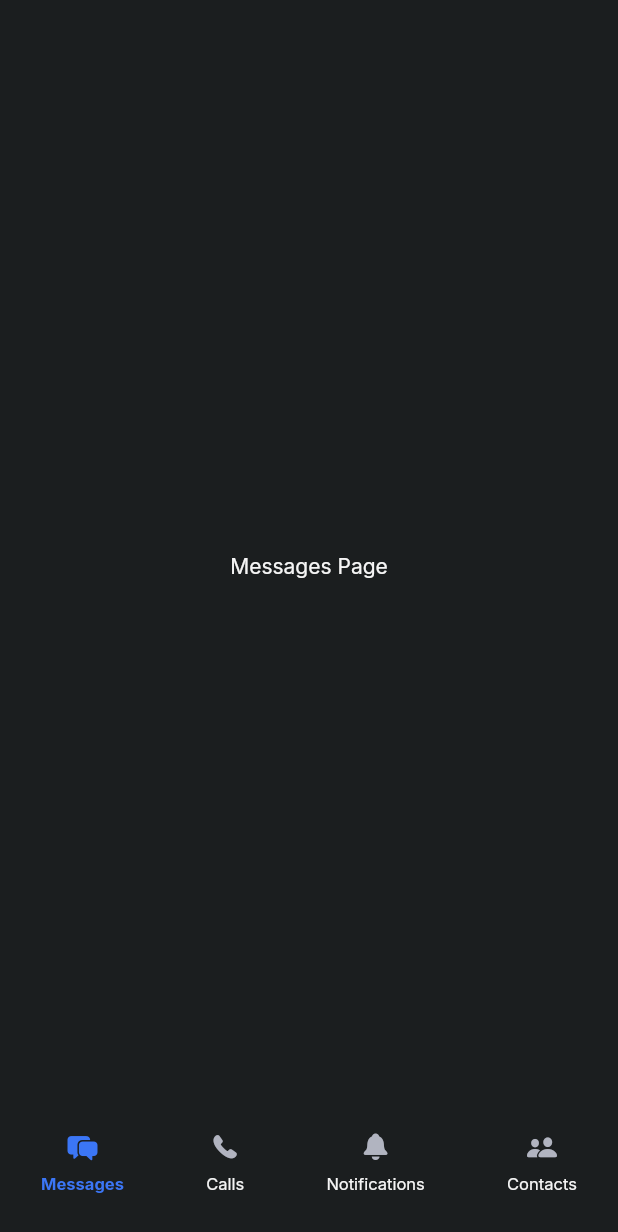
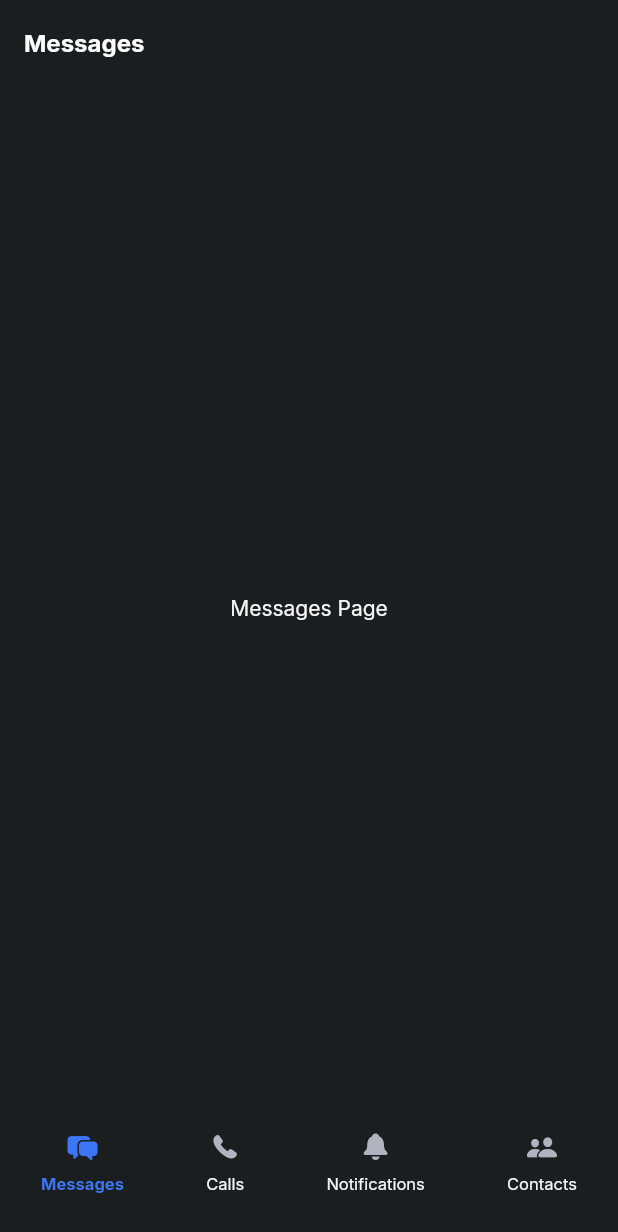
Before and after one commit to AndroidDeveloper3005/chat-app-flutter, a Flutter app: the screen it shows after launch, on a phone screen of 412 x 824 dp. Shown: the top 1232 px of the screen. Run offline on Flutter 3.47's test engine with Material 2 defaults, Android fonts, the phone set to English and light mode, and no system bars; our stand-ins replace google_fonts.

Commit message:
AppBar title set from button nav bar

```diff
--- a/lib/screens/home_screen.dart
+++ b/lib/screens/home_screen.dart
@@ -12,8 +12,10 @@ import 'package:flutter/material.dart';
 // ignore: camel_case_types
 class Home_Screen extends StatelessWidget {
   Home_Screen({Key? key}) : super(key: key);
+
   //to maintain value change like one page to other page
   final ValueNotifier<int> pageIndex = ValueNotifier(0);
+  final ValueNotifier<String> title = ValueNotifier("Messages");
 
   //button navigation bar
   //all pages list
@@ -23,6 +25,15 @@ class Home_Screen extends StatelessWidget {
     Notifications_Page(),
     Contacts_Page()
   ];
+  //for setting button navigation item selected in appbar we need
+  //a list of item like below
+  final pagesTitle = const ["Messages", "Calls", "Notifications", "Contacts"];
+
+  //for set navigation item lin body and appbar
+  void _onNavigationItemSelected(index) {
+    title.value = pagesTitle[index];
+    pageIndex.value = index;
+  }
 
   @override
   Widget build(BuildContext context) {
@@ -30,6 +41,19 @@ class Home_Screen extends StatelessWidget {
       print(pageIndex.value);
     });
     return Scaffold(
+      appBar: AppBar(
+        backgroundColor: Colors.transparent,
+        elevation: 0,
+        title: ValueListenableBuilder(
+          valueListenable: title,
+          builder: (BuildContext context, String value, _) {
+            return Text(
+              value,
+              style: TextStyle(fontSize: 16, fontWeight: FontWeight.bold),
+            );
+          },
+        ),
+      ),
       //change state
       body: ValueListenableBuilder(
         valueListenable: pageIndex,
@@ -38,9 +62,7 @@ class Home_Screen extends StatelessWidget {
         },
       ),
       bottomNavigationBar: _BottomNavigationBar(
-        onItemSelected: (index) {
-          pageIndex.value = index;
-        },
+        onItemSelected: _onNavigationItemSelected,
       ),
     );
   }
@@ -118,7 +140,8 @@ class _NavigationBarItems extends StatelessWidget {
       required this.onTaped,
       required this.lable,
       required this.icon,
-      required this.index,  this.isSelected = false})
+      required this.index,
+      this.isSelected = false})
       : super(key: key);
 
   final ValueChanged<int> onTaped;
@@ -141,20 +164,17 @@ class _NavigationBarItems extends StatelessWidget {
         child: Column(
           mainAxisSize: MainAxisSize.min,
           children: [
-            Icon(
-              icon,
-              size: 20,
-              color: isSelected? AppColors.secondary : null
-            ),
+            Icon(icon,
+                size: 20, color: isSelected ? AppColors.secondary : null),
             SizedBox(height: 8),
             Text(
               lable,
-              style: isSelected ? TextStyle(
-                fontSize: 11,
-                color: AppColors.secondary,
-                fontWeight: FontWeight.bold
-                )
-              : TextStyle(fontSize: 11),
+              style: isSelected
+                  ? TextStyle(
+                      fontSize: 11,
+                      color: AppColors.secondary,
+                      fontWeight: FontWeight.bold)
+                  : TextStyle(fontSize: 11),
             ),
           ],
         ),
```
